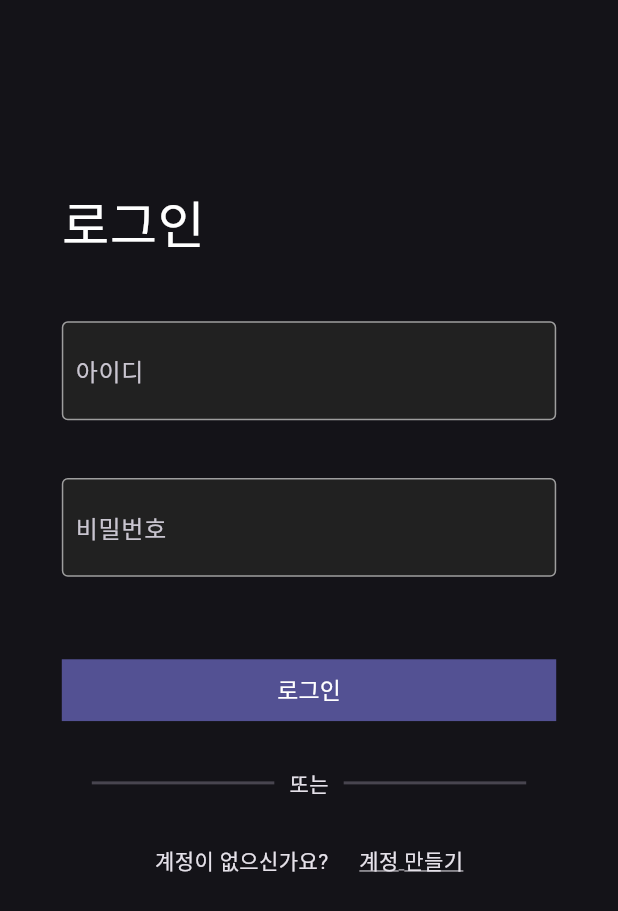
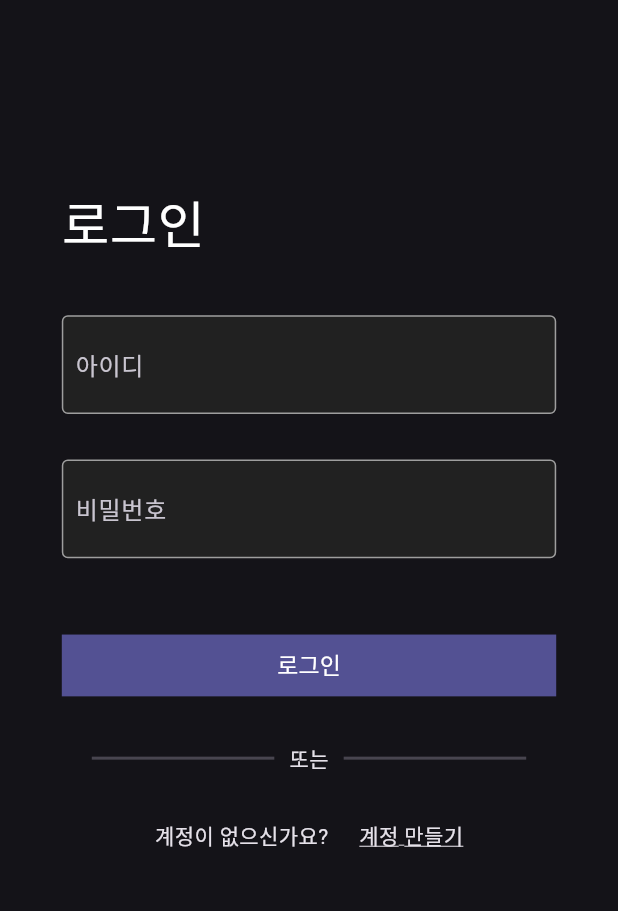
Before and after one commit to rlaxogh5079/TDLS_client, a Flutter app: the screen it shows after launch, after a tap on "건너뛰기", after a tap on "시작하기", on a phone screen of 412 x 824 dp. Shown: the top 911 px of the screen. Run offline on Flutter 3.47's test engine with Material 3 defaults, Android fonts, the light colour scheme and no system bars; our stand-ins replace flutter_secure_storage, introduction_screen, responsive_sizer.

Commit message:
:lipstick: UI 수정
TextField의 높이를 10.h 에서 9.h로 수정

```diff
--- a/lib/ui/widgets/input.dart
+++ b/lib/ui/widgets/input.dart
@@ -1,6 +1,6 @@
+import 'package:responsive_sizer/responsive_sizer.dart';
 import 'package:client/utils/form_checker.dart';
 import 'package:flutter/material.dart';
-import 'package:responsive_sizer/responsive_sizer.dart';
 
 class TDLSInput extends StatefulWidget {
   final TextEditingController controller;
@@ -48,7 +48,7 @@ class _TDLSInputState extends State<TDLSInput> {
         children: [
           SizedBox(
             width: 100.w,
-            height: 10.h,
+            height: 9.h,
             child: Row(
               mainAxisAlignment: MainAxisAlignment.center,
               children: [
```
